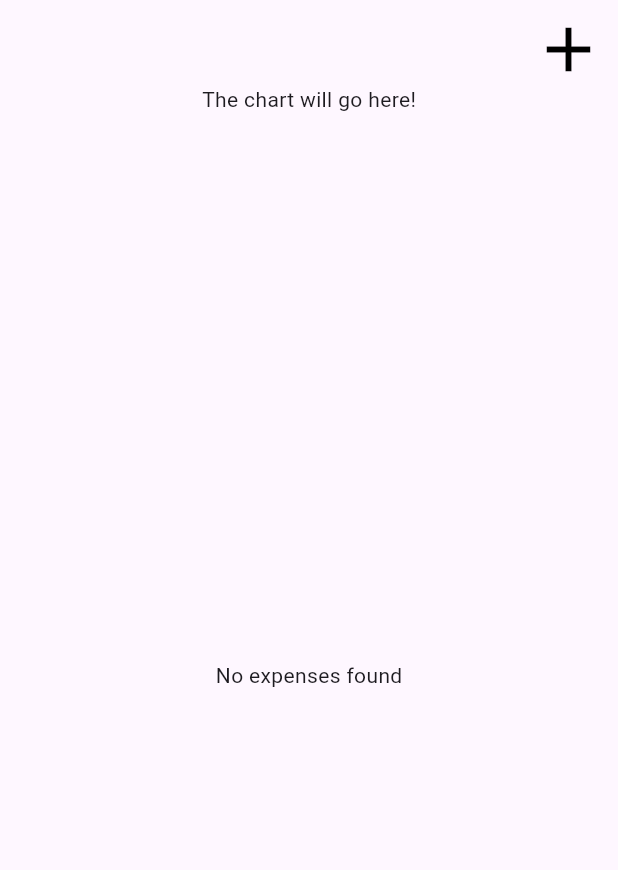
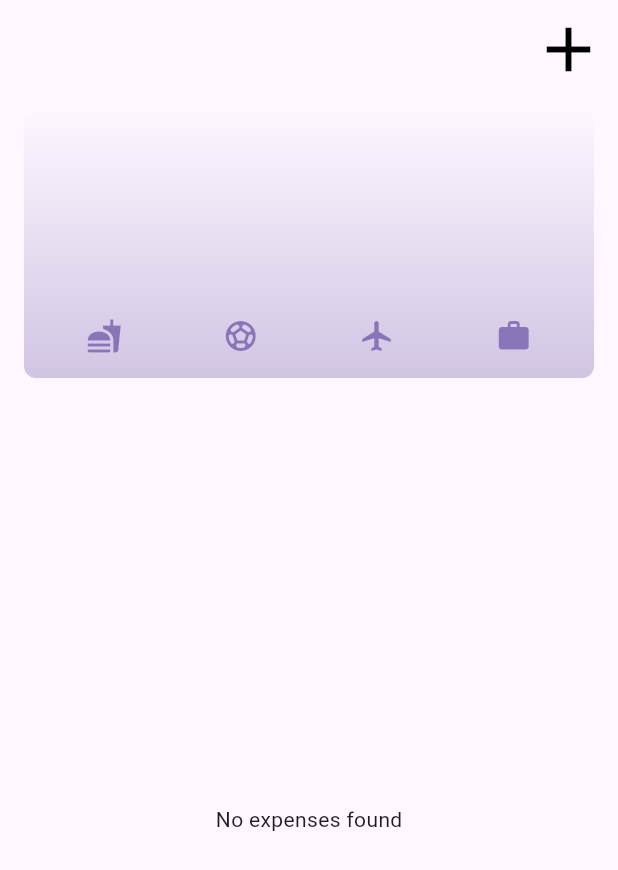
Before and after one commit to MichalMatu/expense_tracker, a Flutter app: the screen it shows after launch, on a phone screen of 412 x 824 dp. Shown: the top 870 px of the screen. Run offline on Flutter 3.47's test engine with Material 3 defaults, Android fonts, the phone set to English and light mode, and no system bars.

Commit message:
chart added

```diff
--- a/lib/models/expense.dart
+++ b/lib/models/expense.dart
@@ -34,3 +34,26 @@ class Expense {
     return formatter.format(date);
   }
 }
+
+class ExpenseBucket {
+  const ExpenseBucket({
+    required this.category,
+    required this.expenses,
+  });
+
+  ExpenseBucket.forCategory(List<Expense> allExpenses, this.category)
+      : expenses = allExpenses
+            .where((expense) => expense.category == category)
+            .toList();
+
+  final Category category;
+  final List<Expense> expenses;
+
+  double get totalExpenses {
+    double sum = 0;
+    for (final expense in expenses) {
+      sum += expense.amount;
+    }
+    return sum;
+  }
+}
--- /dev/null
+++ b/lib/widgets/chart/chart.dart
@@ -0,0 +1,94 @@
+import 'package:flutter/material.dart';
+import 'package:expense_tracker/widgets/chart/chart_bar.dart';
+import 'package:expense_tracker/models/expense.dart';
+
+class Chart extends StatelessWidget {
+  const Chart({super.key, required this.expenses});
+
+  final List<Expense> expenses;
+
+  List<ExpenseBucket> get buckets {
+    return [
+      ExpenseBucket.forCategory(expenses, Category.food),
+      ExpenseBucket.forCategory(expenses, Category.leisure),
+      ExpenseBucket.forCategory(expenses, Category.travel),
+      ExpenseBucket.forCategory(expenses, Category.work),
+    ];
+  }
+
+  double get maxTotalExpense {
+    double maxTotalExpense = 0;
+
+    for (final bucket in buckets) {
+      if (bucket.totalExpenses > maxTotalExpense) {
+        maxTotalExpense = bucket.totalExpenses;
+      }
+    }
+
+    return maxTotalExpense;
+  }
+
+  @override
+  Widget build(BuildContext context) {
+    final isDarkMode =
+        MediaQuery.of(context).platformBrightness == Brightness.dark;
+    return Container(
+      margin: const EdgeInsets.all(16),
+      padding: const EdgeInsets.symmetric(
+        vertical: 16,
+        horizontal: 8,
+      ),
+      width: double.infinity,
+      height: 180,
+      decoration: BoxDecoration(
+        borderRadius: BorderRadius.circular(8),
+        gradient: LinearGradient(
+          colors: [
+            Theme.of(context).colorScheme.primary.withOpacity(0.3),
+            Theme.of(context).colorScheme.primary.withOpacity(0.0)
+          ],
+          begin: Alignment.bottomCenter,
+          end: Alignment.topCenter,
+        ),
+      ),
+      child: Column(
+        children: [
+          Expanded(
+            child: Row(
+              crossAxisAlignment: CrossAxisAlignment.end,
+              children: [
+                for (final bucket in buckets) // alternative to map()
+                  ChartBar(
+                    fill: bucket.totalExpenses == 0
+                        ? 0
+                        : bucket.totalExpenses / maxTotalExpense,
+                  )
+              ],
+            ),
+          ),
+          const SizedBox(height: 12),
+          Row(
+            children: buckets
+                .map(
+                  (bucket) => Expanded(
+                    child: Padding(
+                      padding: const EdgeInsets.symmetric(horizontal: 4),
+                      child: Icon(
+                        categoryIcons[bucket.category],
+                        color: isDarkMode
+                            ? Theme.of(context).colorScheme.secondary
+                            : Theme.of(context)
+                                .colorScheme
+                                .primary
+                                .withOpacity(0.7),
+                      ),
+                    ),
+                  ),
+                )
+                .toList(),
+          )
+        ],
+      ),
+    );
+  }
+}
--- /dev/null
+++ b/lib/widgets/chart/chart_bar.dart
@@ -0,0 +1,34 @@
+import 'package:flutter/material.dart';
+
+class ChartBar extends StatelessWidget {
+  const ChartBar({
+    super.key,
+    required this.fill,
+  });
+
+  final double fill;
+
+  @override
+  Widget build(BuildContext context) {
+    final isDarkMode =
+        MediaQuery.of(context).platformBrightness == Brightness.dark;
+    return Expanded(
+      child: Padding(
+        padding: const EdgeInsets.symmetric(horizontal: 4),
+        child: FractionallySizedBox(
+          heightFactor: fill,
+          child: DecoratedBox(
+            decoration: BoxDecoration(
+              shape: BoxShape.rectangle,
+              borderRadius:
+                  const BorderRadius.vertical(top: Radius.circular(8)),
+              color: isDarkMode
+                  ? Theme.of(context).colorScheme.secondary
+                  : Theme.of(context).colorScheme.primary.withOpacity(0.65),
+            ),
+          ),
+        ),
+      ),
+    );
+  }
+}
--- a/lib/widgets/expenses_list/expenses.dart
+++ b/lib/widgets/expenses_list/expenses.dart
@@ -1,7 +1,10 @@
+import 'dart:math';
+
 import 'package:expense_tracker/widgets/expenses_list/expenses_list.dart';
 import 'package:expense_tracker/widgets/new_expense.dart';
 import 'package:flutter/material.dart';
 import 'package:expense_tracker/models/expense.dart';
+import 'package:expense_tracker/widgets/chart/chart.dart';
 
 class Expensed extends StatefulWidget {
   const Expensed({super.key});
@@ -75,7 +78,7 @@ class _ExpensesState extends State<Expensed> {
       ),
       body: Column(
         children: [
-          const Text('The chart will go here!'),
+          Chart(expenses: _registredExpenses),
           Expanded(
             child: mainContent,
           )
```
